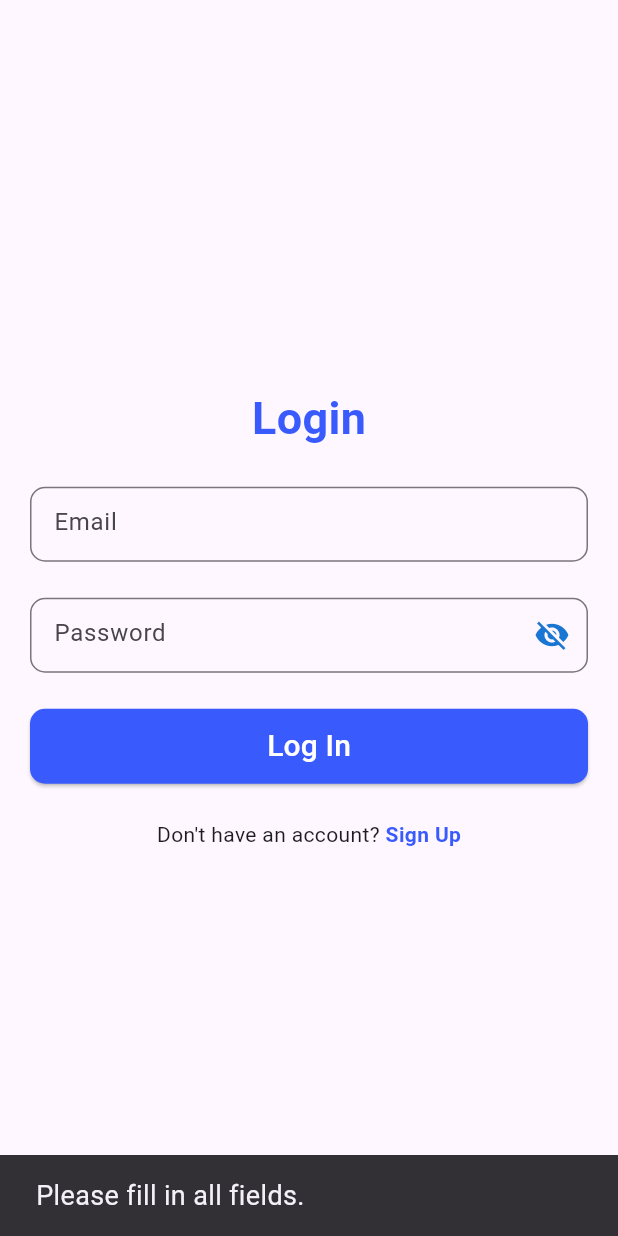
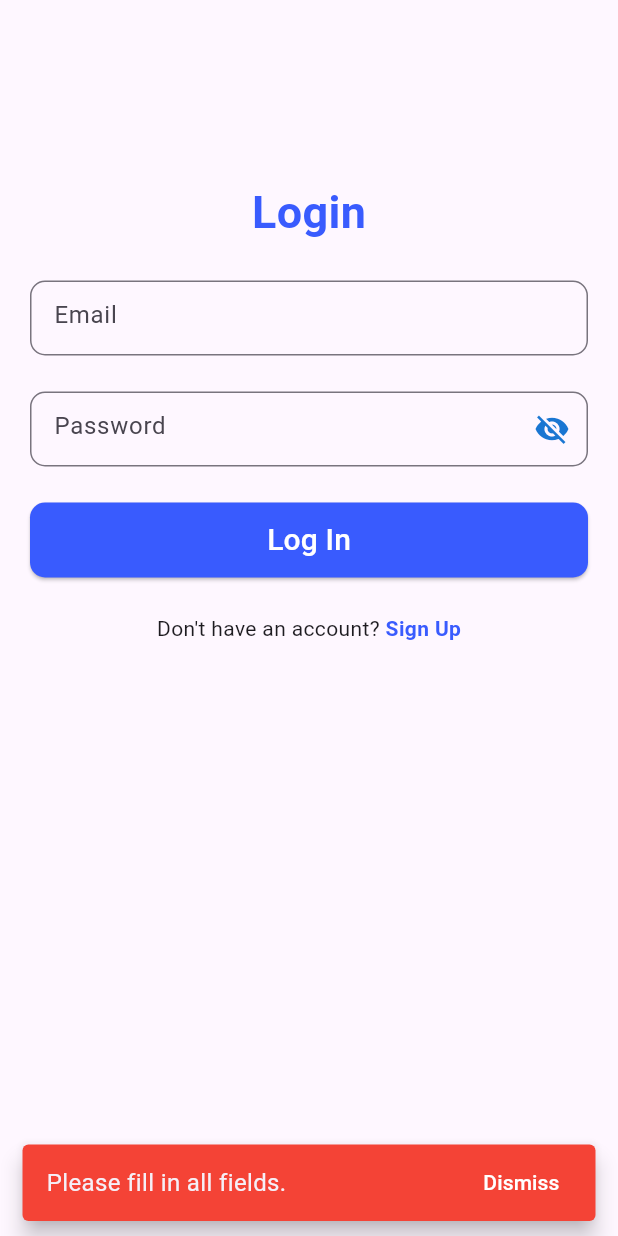
Before and after one commit to dianepretty/flutter-notes, a Flutter app: the screen it shows after launch, after a tap on "Sign Up", after a tap on "Already have an account? Sign In", after a tap on "Log In", on a phone screen of 412 x 824 dp. Run offline on Flutter 3.47's test engine with Material 3 defaults, Android fonts, the phone set to English and light mode, and no system bars; our stand-ins replace cloud_firestore, equatable, firebase_auth, firebase_core, flutter_bloc; accounts and stored records are empty.

Commit message:
validation for login page

```diff
--- a/lib/screens/login.dart
+++ b/lib/screens/login.dart
@@ -15,7 +15,7 @@ class Login extends StatefulWidget {
 class _LoginState extends State<Login> {
   final TextEditingController _emailController = TextEditingController();
   final TextEditingController _passwordController = TextEditingController();
-  bool _isPasswordVisible = false; // New state variable
+  bool _isPasswordVisible = false;
 
   @override
   void dispose() {
@@ -48,7 +48,17 @@ class _LoginState extends State<Login> {
   void _showSnackBar(String message) {
     ScaffoldMessenger.of(context).showSnackBar(
       SnackBar(
-        content: Text(message, style: const TextStyle(fontSize: 18)),
+        content: Text(message, style: const TextStyle(fontSize: 16)),
+        backgroundColor: Colors.red,
+        duration: const Duration(seconds: 4),
+        behavior: SnackBarBehavior.floating,
+        action: SnackBarAction(
+          label: 'Dismiss',
+          textColor: Colors.white,
+          onPressed: () {
+            ScaffoldMessenger.of(context).hideCurrentSnackBar();
+          },
+        ),
       ),
     );
   }
@@ -57,17 +67,30 @@ class _LoginState extends State<Login> {
   Widget build(BuildContext context) {
     return Scaffold(
       body: SafeArea(
-        child: BlocListener<AuthBloc, AuthState>(
-          listener: (context, state) {
-            if (state is AuthError) {
-              _showSnackBar(state.message);
-            }
-          },
-          child: Padding(
+        child: MultiBlocListener(
+          listeners: [
+            BlocListener<AuthBloc, AuthState>(
+              listenWhen: (previous, current) {
+                // Only listen to specific state changes
+                return current is AuthError || current is AuthAuthenticated;
+              },
+              listener: (context, state) {
+                if (state is AuthError) {
+                  _showSnackBar(state.message);
+                } else if (state is AuthAuthenticated) {
+                  // Handle successful authentication - navigate to home screen
+                  print('User successfully logged in: ${state.user.email}');
+                  // Add your navigation logic here
+                }
+              },
+            ),
+          ],
+          child: SingleChildScrollView(
             padding: const EdgeInsets.all(20),
             child: Column(
               mainAxisAlignment: MainAxisAlignment.center,
               children: [
+                const SizedBox(height: 100), // Add some top spacing
                 Center(
                   child: Text(
                     "Login",
@@ -79,6 +102,8 @@ class _LoginState extends State<Login> {
                   ),
                 ),
                 const SizedBox(height: 24),
+
+                // Email field
                 SizedBox(
                   width: 400,
                   height: 50,
@@ -96,11 +121,13 @@ class _LoginState extends State<Login> {
                   ),
                 ),
                 const SizedBox(height: 24),
+
+                // Password field
                 SizedBox(
                   width: 400,
                   height: 50,
                   child: TextField(
-                    obscureText: !_isPasswordVisible, // Changed this line
+                    obscureText: !_isPasswordVisible,
                     enableSuggestions: false,
                     autocorrect: false,
                     controller: _passwordController,
@@ -111,7 +138,6 @@ class _LoginState extends State<Login> {
                       border: OutlineInputBorder(
                         borderRadius: BorderRadius.circular(10),
                       ),
-                      // Added this section for the eye icon
                       suffixIcon: IconButton(
                         icon: Icon(
                           _isPasswordVisible ? Icons.visibility : Icons.visibility_off,
@@ -127,6 +153,8 @@ class _LoginState extends State<Login> {
                   ),
                 ),
                 const SizedBox(height: 24),
+
+                // Login button
                 BlocBuilder<AuthBloc, AuthState>(
                   builder: (context, state) {
                     return SizedBox(
```
Also changed, not shown: lib/blocs/auth_bloc.dart (+72 -21 lines).
